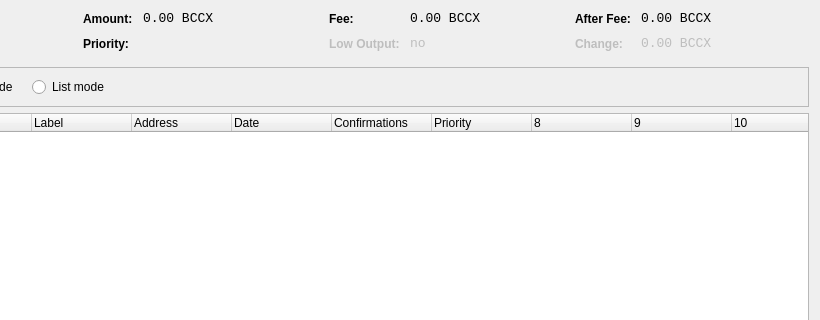
First picture: the form in src/qt/forms/coincontroldialog.ui, repository 5erendipity/BlockChainCoinX, before the edit; both pictures show x 180 to 1000 and y 0 to 320 of the 1000 by 500 pixel window.
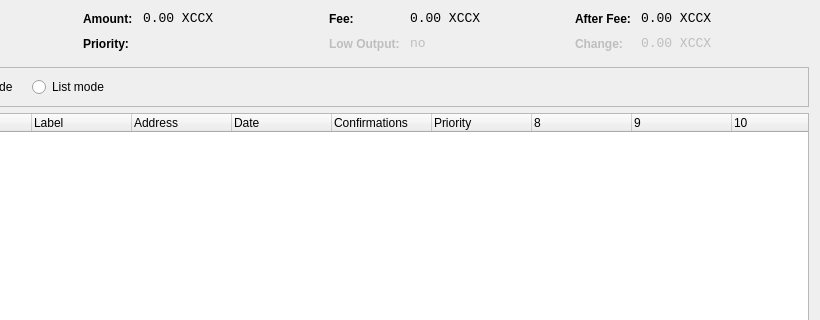
Second picture: the form after the edit. Custom widgets are drawn as their Qt base class.

What changed in the file:
```diff
--- a/src/qt/forms/coincontroldialog.ui
+++ b/src/qt/forms/coincontroldialog.ui
@@ -141,7 +141,7 @@
           <enum>Qt::ActionsContextMenu</enum>
          </property>
          <property name="text">
-          <string notr="true">0.00 BCCX</string>
+          <string notr="true">0.00 XCCX</string>
          </property>
          <property name="textInteractionFlags">
           <set>Qt::LinksAccessibleByMouse|Qt::TextSelectableByKeyboard|Qt::TextSelectableByMouse</set>
@@ -221,7 +221,7 @@
           <enum>Qt::ActionsContextMenu</enum>
          </property>
          <property name="text">
-          <string notr="true">0.00 BCCX</string>
+          <string notr="true">0.00 XCCX</string>
          </property>
          <property name="textInteractionFlags">
           <set>Qt::LinksAccessibleByMouse|Qt::TextSelectableByKeyboard|Qt::TextSelectableByMouse</set>
@@ -307,7 +307,7 @@
           <enum>Qt::ActionsContextMenu</enum>
          </property>
          <property name="text">
-          <string notr="true">0.00 BCCX</string>
+          <string notr="true">0.00 XCCX</string>
          </property>
          <property name="textInteractionFlags">
           <set>Qt::LinksAccessibleByMouse|Qt::TextSelectableByKeyboard|Qt::TextSelectableByMouse</set>
@@ -345,7 +345,7 @@
           <enum>Qt::ActionsContextMenu</enum>
          </property>
          <property name="text">
-          <string notr="true">0.00 BCCX</string>
+          <string notr="true">0.00 XCCX</string>
          </property>
          <property name="textInteractionFlags">
           <set>Qt::LinksAccessibleByMouse|Qt::TextSelectableByKeyboard|Qt::TextSelectableByMouse</set>
```
